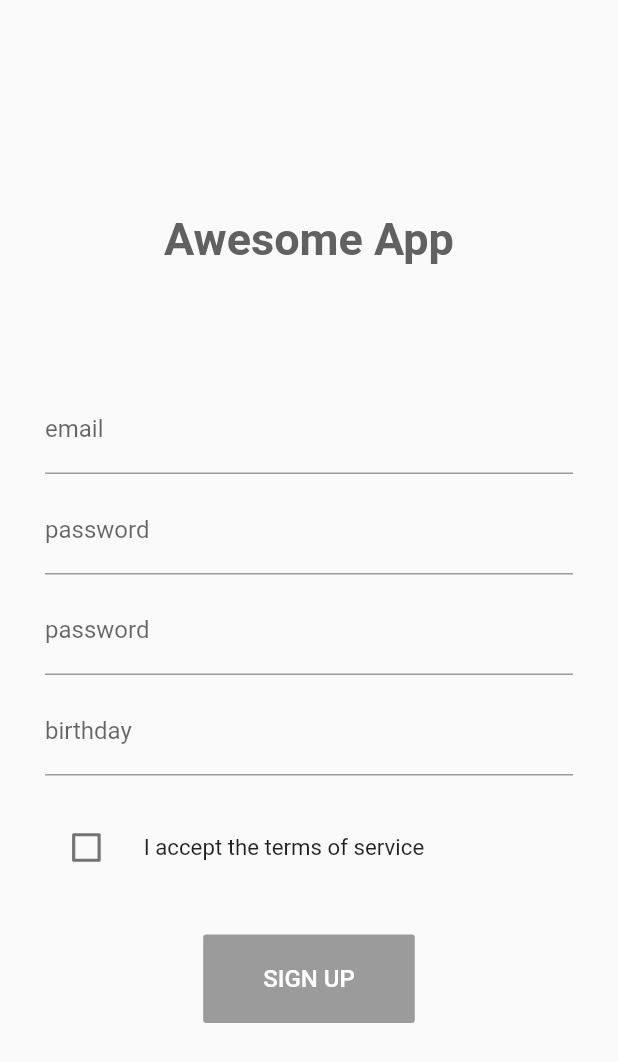
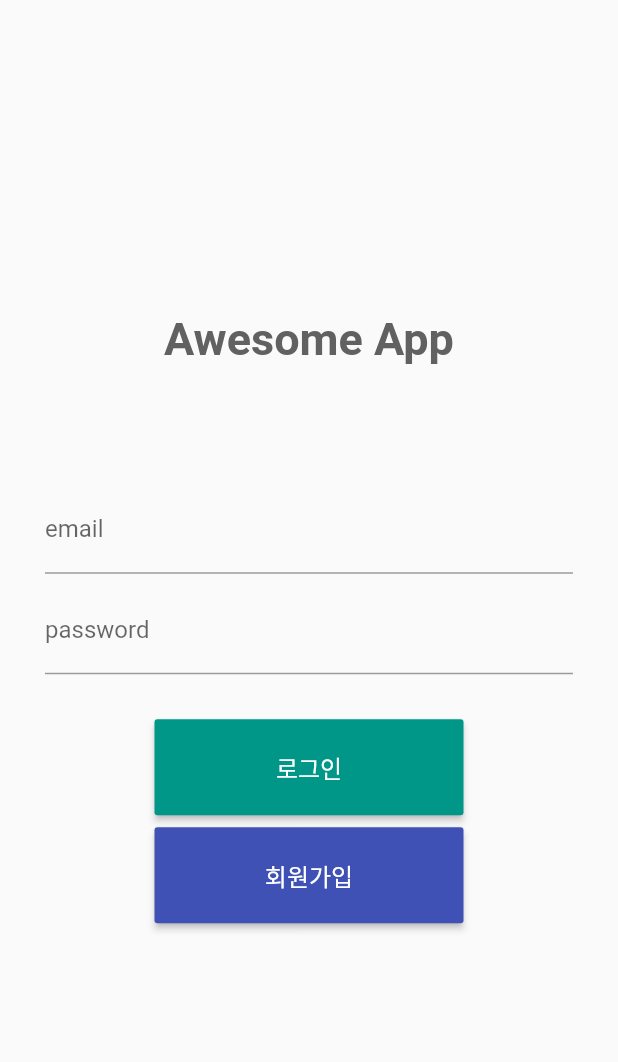
Before and after one commit to kgoon/flutter_bundang, a Flutter app: the screen it shows after launch, on a phone screen of 412 x 824 dp. Shown: the top 1062 px of the screen. Run offline on Flutter 3.47's test engine with Material 2 defaults, Android fonts, the phone set to English and light mode, and no system bars.

Commit message:
로그인 페이지 뼈대 작성

```diff
--- a/lib/main.dart
+++ b/lib/main.dart
@@ -1,5 +1,5 @@
 import 'package:flutter/material.dart';
-import 'package:flutter_bundang/src/screens/sign_up_page.dart';
+import 'package:flutter_bundang/src/screens/login_page.dart';
 import 'package:flutter_localizations/flutter_localizations.dart';
 
 void main() => runApp(
@@ -21,9 +21,9 @@ class MyApp extends StatelessWidget {
       ],
       title: 'Awesome App',
       theme: ThemeData(
-        primarySwatch: Colors.blue,
+        primarySwatch: Colors.indigo,
       ),
-      home: SignUpPage(),
+      home: LoginPage(),
     );
   }
 }
--- /dev/null
+++ b/lib/src/screens/login_page.dart
@@ -0,0 +1,76 @@
+import 'package:flutter/material.dart';
+import 'package:flutter_bundang/src/screens/sign_up_page.dart';
+import 'package:flutter_bundang/src/widgets/custom_button_widget.dart';
+import 'package:flutter_bundang/src/widgets/custom_form_widget.dart';
+import 'package:flutter_bundang/src/widgets/custom_text_widget.dart';
+
+class LoginPage extends StatefulWidget {
+  LoginPage({Key key}) : super(key: key);
+
+  @override
+  _LoginPageState createState() => _LoginPageState();
+}
+
+class _LoginPageState extends State<LoginPage> with CustomFormFieldWidget {
+  @override
+  Widget build(BuildContext context) {
+    return Scaffold(
+      body: Center(
+        child: Padding(
+          padding: EdgeInsets.all(
+            30.0,
+          ),
+          child: SingleChildScrollView(
+            child: Column(
+              mainAxisAlignment: MainAxisAlignment.spaceEvenly,
+              children: <Widget>[
+                HeadingOneText(
+                  title: 'Awesome App',
+                ),
+                Form(
+                  child: Column(
+                    children: <Widget>[
+                      Padding(
+                        padding: const EdgeInsets.only(top: 80.0),
+                        child: emailInputField(context),
+                      ),
+                      wrapInputField(
+                        passwordInputField(context),
+                      ),
+                    ],
+                  ),
+                ),
+                Padding(
+                  padding: EdgeInsets.only(top: 30.0),
+                  child: CustomButtonWidget(
+                    backgroundColor: Colors.teal,
+                    title: '로그인',
+                    onSubmit: _login,
+                  ),
+                ),
+                wrapInputField(
+                  CustomButtonWidget(
+                    backgroundColor: Colors.indigo,
+                    title: '회원가입',
+                    onSubmit: _pushToSignUp,
+                  ),
+                ),
+              ],
+            ),
+          ),
+        ),
+      ),
+    );
+  }
+
+  void _pushToSignUp() {
+    Navigator.push(
+      context,
+      MaterialPageRoute(
+        builder: (context) => SignUpPage(),
+      ),
+    );
+  }
+
+  void _login() {}
+}
--- a/lib/src/screens/sign_up_page.dart
+++ b/lib/src/screens/sign_up_page.dart
@@ -16,6 +16,7 @@ class _SignUpPageState extends State<SignUpPage> with CustomFormFieldWidget {
   @override
   Widget build(BuildContext context) {
     return Scaffold(
+      appBar: AppBar(),
       body: Center(
         child: Padding(
           padding: const EdgeInsets.all(30.0),
@@ -24,7 +25,7 @@ class _SignUpPageState extends State<SignUpPage> with CustomFormFieldWidget {
               mainAxisAlignment: MainAxisAlignment.spaceEvenly,
               children: <Widget>[
                 HeadingOneText(
-                  title: 'Awesome App',
+                  title: 'Sign Up',
                 ),
                 Form(
                   child: Column(
--- a/lib/src/widgets/custom_button_widget.dart
+++ b/lib/src/widgets/custom_button_widget.dart
@@ -13,7 +13,9 @@ class CustomButtonWidget extends StatelessWidget {
 
   @override
   Widget build(BuildContext context) {
-    return RaisedButton(
+    return Container(
+      width: MediaQuery.of(context).size.width / 2,
+      child: RaisedButton(
           padding: EdgeInsets.symmetric(
             vertical: 20.0,
             horizontal: 40.0,
@@ -26,6 +28,7 @@ class CustomButtonWidget extends StatelessWidget {
             style: TextStyle(
               fontSize: responsiveTextSize(context, 16.0, 24.0),
             ),
-        ));
+          )),
+    );
   }
 }
```
Lines whose indentation alone changed are shown as unchanged.
